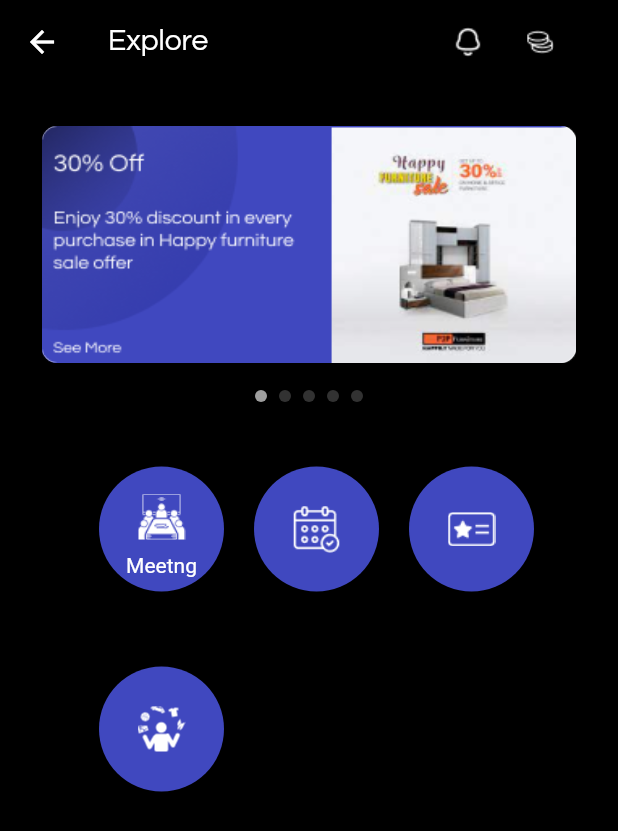
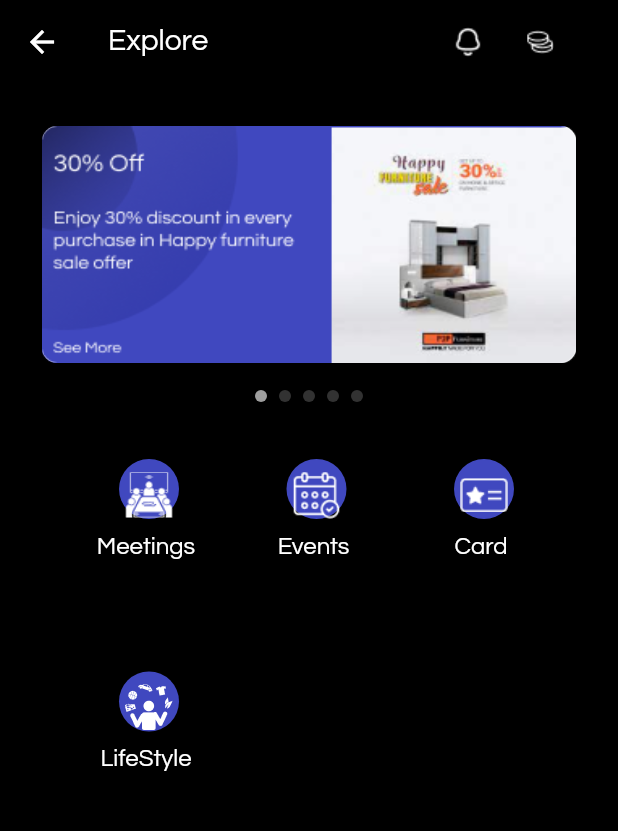
Before and after one commit to SyedMahide/final_ui, a Flutter app: the ExploreScreen screen opened directly, on a phone screen of 412 x 824 dp. Shown: the top 831 px of the screen. Run offline on Flutter 3.47's test engine with Material 2 defaults, Android fonts, the phone set to English and light mode, and no system bars; drawn by our look-alikes of page_view_indicators; our stand-ins replace bottom_navy_bar, flutter_screenutil, pin_code_fields, smooth_page_indicator.

Commit message:
explore page fix

```diff
--- a/lib/ui/explore_screen.dart
+++ b/lib/ui/explore_screen.dart
@@ -1,9 +1,7 @@
 import 'package:final_ui/ui/life_style.dart';
-import 'package:final_ui/ui/main_screen.dart';
+//import 'package:final_ui/ui/main_screen.dart';
 import 'package:flutter/material.dart';
 import 'package:page_view_indicators/circle_page_indicator.dart';
-
-import 'lifeStyle_screen.dart';
 
 class ExploreScreen extends StatefulWidget {
   @override
@@ -28,12 +26,14 @@ class _ExploreScreenState extends State<ExploreScreen> {
   Widget build(BuildContext context) {
     return Scaffold(
       appBar: AppBar(
-        title: const Text("Explore",
+        title: const Text(
+          "Explore",
           style: TextStyle(
               fontFamily: 'Questrial',
               color: Colors.white,
               fontSize: 20,
-              fontWeight: FontWeight.w400),),
+              fontWeight: FontWeight.w400),
+        ),
         backgroundColor: Colors.black,
         leading: IconButton(
           icon: const Icon(Icons.arrow_back_outlined, color: Colors.white),
@@ -93,14 +93,19 @@ class _ExploreScreenState extends State<ExploreScreen> {
                 ],
               ),
               Container(
-                height: 300,
-                width: 300,
+                height: 325,
+                width: 325,
                 child: Padding(
                   padding: const EdgeInsets.only(top: 30),
                   child: GridView(
                     // ignore: sort_child_properties_last
                     children: [
-                      InkWell(
+                      Column(
+                        children: [
+                          Container(
+                            height: MediaQuery.of(context).size.height - 784,
+                            width: 325,
+                            child: InkWell(
                               onTap: () {
                                 //Navigator.push(context, MaterialPageRoute(builder: (context)=>HomePage()));
                               },
@@ -124,17 +129,30 @@ class _ExploreScreenState extends State<ExploreScreen> {
                                         },
                                       ),
                                     ),
-                              Container(
-                                child: const Text(
-                                  "Meetng",
-                                  style: TextStyle(color: Colors.white),
-                                ),
-                              )
                                   ],
                                 ),
                               ),
                             ),
-                      InkWell(
+                          ),
+                          Container(
+                            margin: EdgeInsets.only(top: 10, left: 6),
+                            child: const Text(
+                              "Meetings",
+                              style: TextStyle(
+                                  color: Colors.white,
+                                  fontFamily: "Questrial",
+                                  fontSize: 16,
+                                  fontWeight: FontWeight.w400),
+                            ),
+                          ),
+                        ],
+                      ),
+                      Column(
+                        children: [
+                          Container(
+                            height: MediaQuery.of(context).size.height - 784,
+                            width: 325,
+                            child: InkWell(
                               onTap: () {
                                 //Navigator.push(context, MaterialPageRoute(builder: (context)=>HomePage()));
                               },
@@ -162,7 +180,26 @@ class _ExploreScreenState extends State<ExploreScreen> {
                                 ),
                               ),
                             ),
-                      InkWell(
+                          ),
+                          Container(
+                            margin: EdgeInsets.only(top: 10, left: 6),
+                            child: const Text(
+                              "Events",
+                              style: TextStyle(
+                                  color: Colors.white,
+                                  fontFamily: "Questrial",
+                                  fontSize: 16,
+                                  fontWeight: FontWeight.w400),
+                            ),
+                          ),
+                        ],
+                      ),
+                      Column(
+                        children: [
+                          Container(
+                            height: MediaQuery.of(context).size.height - 784,
+                            width: 325,
+                            child: InkWell(
                               onTap: () {
                                 //Navigator.push(context, MaterialPageRoute(builder: (context)=>HomePage()));
                               },
@@ -190,9 +227,31 @@ class _ExploreScreenState extends State<ExploreScreen> {
                                 ),
                               ),
                             ),
-                      InkWell(
+                          ),
+                          Container(
+                            margin: EdgeInsets.only(top: 10, left: 6),
+                            child: const Text(
+                              "Card",
+                              style: TextStyle(
+                                  color: Colors.white,
+                                  fontFamily: "Questrial",
+                                  fontSize: 16,
+                                  fontWeight: FontWeight.w400),
+                            ),
+                          ),
+                        ],
+                      ),
+                      Column(
+                        children: [
+                          Container(
+                            height: MediaQuery.of(context).size.height - 784,
+                            width: 325,
+                            child: InkWell(
                               onTap: () {
-                          Navigator.push(context, MaterialPageRoute(builder: (context)=>LifeStylePage()));
+                                Navigator.push(
+                                    context,
+                                    MaterialPageRoute(
+                                        builder: (context) => LifeStylePage()));
                               },
                               child: Container(
                                 margin: EdgeInsets.only(left: 10),
@@ -206,13 +265,26 @@ class _ExploreScreenState extends State<ExploreScreen> {
                                     Container(
                                       child: IconButton(
                                         icon: Image.asset("assets/life.png"),
-                                  onPressed: () {
-                                  },
+                                        onPressed: () {},
                                       ),
                                     ),
                                   ],
                                 ),
                               ),
+                            ),
+                          ),
+                          Container(
+                            margin: EdgeInsets.only(top: 10, left: 6),
+                            child: const Text(
+                              "LifeStyle",
+                              style: TextStyle(
+                                  color: Colors.white,
+                                  fontFamily: "Questrial",
+                                  fontSize: 16,
+                                  fontWeight: FontWeight.w400),
+                            ),
+                          ),
+                        ],
                       ),
                     ],
                     gridDelegate:
```
Lines whose indentation alone changed are shown as unchanged.
